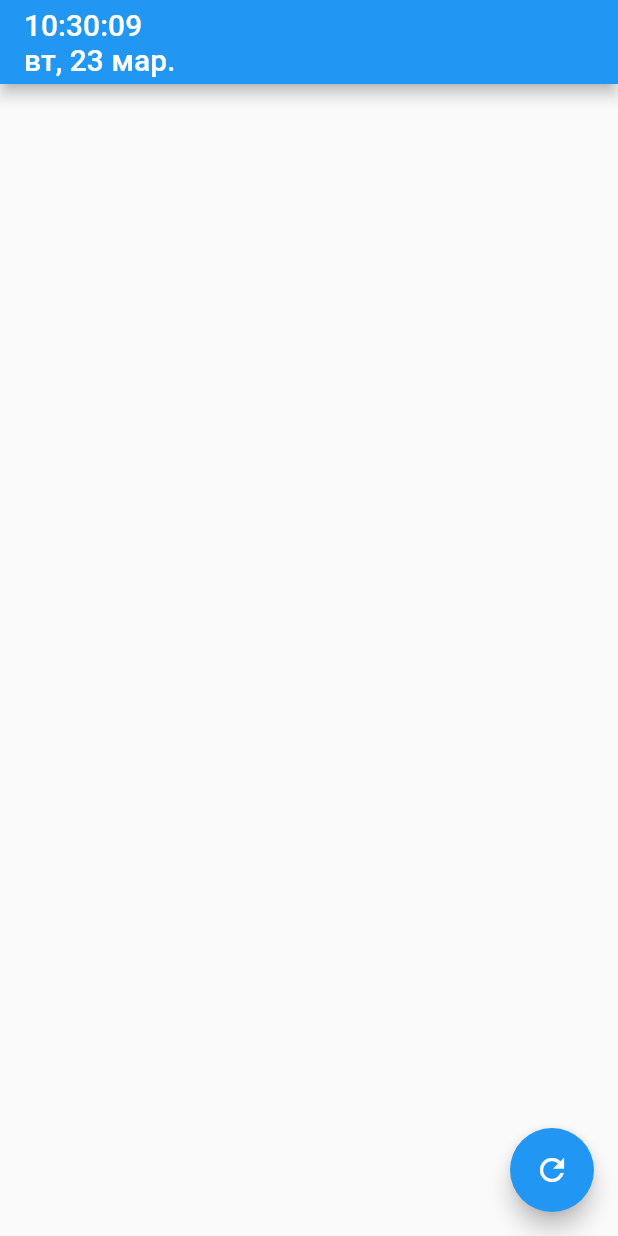
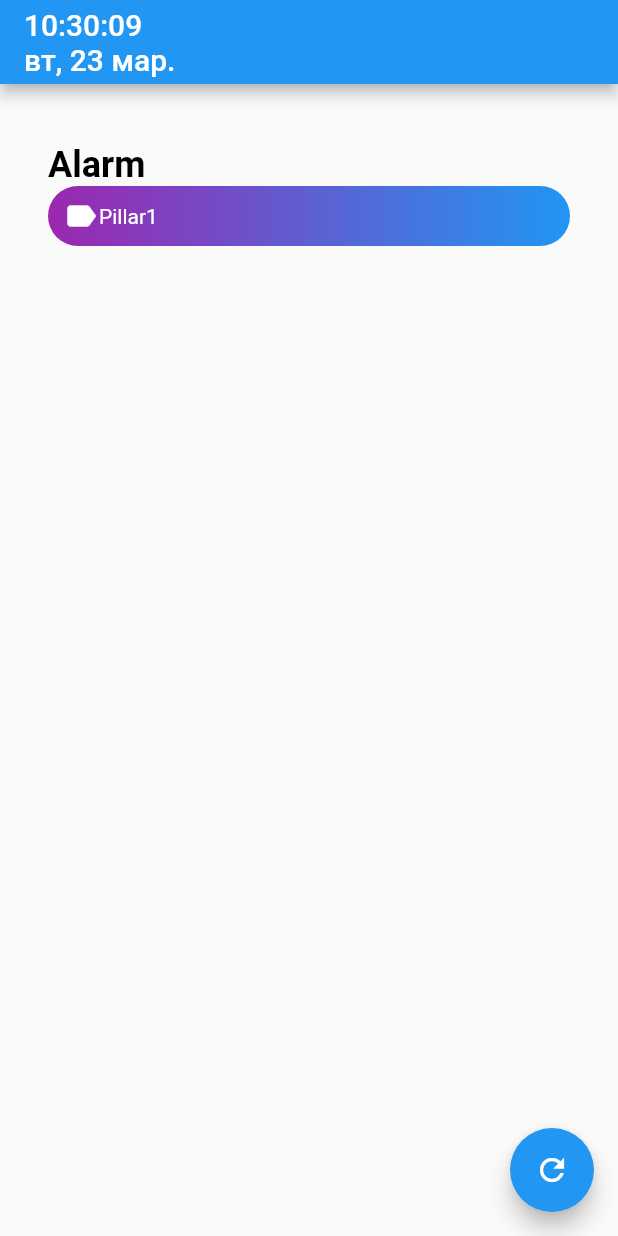
Before and after one commit to antonsek/FlutterApp, a Flutter app: the screen it shows after launch, after a tap on the "refresh" icon, on a phone screen of 412 x 824 dp. Run offline on Flutter 3.47's test engine with Material 2 defaults, Android fonts, the phone set to English and light mode, and no system bars; our stand-ins replace flutter_local_notifications; Roboto replaces fonts that are missing (avenir).

Commit message:
Refactoring and add ListView

```diff
--- /dev/null
+++ b/lib/data.dart
@@ -0,0 +1,5 @@
+import 'model/NotificationClass.dart';
+
+List<NotificationClass> notifications = [
+  NotificationClass(DateTime.now().add(Duration(minutes: 1)))
+];
--- a/lib/main.dart
+++ b/lib/main.dart
@@ -1,7 +1,5 @@
 import 'package:flutter/material.dart';
-import 'package:intl/intl.dart';
-import 'package:intl/date_symbol_data_local.dart';
-import 'dart:async';
+import 'views/HomePageView.dart';
 import 'package:flutter_local_notifications/flutter_local_notifications.dart';
 
 final FlutterLocalNotificationsPlugin flutterLocalNotificationsPlugin = FlutterLocalNotificationsPlugin();
@@ -41,96 +39,3 @@ class MyApp extends StatelessWidget {
     );
   }
 }
-
-class MyHomePage extends StatefulWidget {
-  MyHomePage({Key key, this.title}) : super(key: key);
-
-  final String title;
-
-  @override
-  _MyHomePageState createState() => new _MyHomePageState();
-}
-
-class _MyHomePageState extends State<MyHomePage> {
-  @override
-  Widget build(BuildContext context) {
-    return new Scaffold(
-      appBar: new AppBar(
-        title: ClockView(),
-      ),
-      //body:
-      floatingActionButton: new FloatingActionButton(
-        onPressed: ()=>{ scheduleAlarm()},
-        tooltip: 'Refresh',
-        child: new Icon(Icons.refresh),
-      ),
-    );
-  }
-}
-
-class ClockView extends StatefulWidget {
-  @override
-  _ClockViewState createState() => _ClockViewState();
-}
-
-class _ClockViewState extends State<ClockView> {
-  DateFormat dateFormat;
-  DateFormat timeFormat;
-
-  @override
-  void initState() {
-    super.initState();
-    initializeDateFormatting();
-    dateFormat = new DateFormat.MMMEd('ru');
-    timeFormat = new DateFormat.Hms('ru');
-    Timer.periodic(Duration(seconds: 1), (timer) {
-      setState(() {});
-    });
-  }
-
-
-
-  @override
-  Widget build(BuildContext context) {
-    var dateTime = new DateTime.now();
-    return Container(
-      child: Column(
-        crossAxisAlignment: CrossAxisAlignment.start,
-        children: <Widget>[
-            new Text(timeFormat.format(dateTime)),
-            new Text(dateFormat.format(dateTime)),
-          ],
-      )
-    );
-  }
-}
-
-void scheduleAlarm() async {
-  //var dateTime = DateTime.now().add(Duration(seconds: 5));
-
-/*await flutterLocalNotificationsPlugin.schedule(1, 'scheduled title', 'scheduled body',
-        dateTime, const NotificationDetails(
-        android: AndroidNotificationDetails( 'alarm_notif',
-          'alarm_notif',
-          'Channel for Alarm notification',
-          importance: Importance.high),
-        iOS: IOSNotificationDetails(
-            //sound: 'a_long_cold_sting.wav',
-            presentAlert: true,
-            presentBadge: true,
-            presentSound: true)));*/
-
-await flutterLocalNotificationsPlugin.show(
-    0, 'plain title', 'plain body', const NotificationDetails(
-        android: AndroidNotificationDetails( 'alarm_notif',
-          'alarm_notif',
-          'Channel for Alarm notification', playSound: true, importance: Importance.max,priority: Priority.max),
-        iOS: IOSNotificationDetails(
-            //sound: 'a_long_cold_sting.wav',
-            presentAlert: true,
-            presentBadge: true,
-            presentSound: true)),
-    payload: 'item x');
-
-    //flutterLocalNotificationsPlugin.cancelAll();
-}
--- /dev/null
+++ b/lib/model/NotificationClass.dart
@@ -0,0 +1,12 @@
+class NotificationClass {
+  String id;
+  String name;
+  String body;
+  String title;
+  DateTime sheduleTime;
+  bool isActive;
+
+  NotificationClass(this.sheduleTime, {this.name}){
+    //consrt
+  }
+}
--- /dev/null
+++ b/lib/views/ClockView.dart
@@ -0,0 +1,39 @@
+import 'package:flutter/material.dart';
+import 'package:intl/intl.dart';
+import 'package:intl/date_symbol_data_local.dart';
+import 'dart:async';
+
+class ClockView extends StatefulWidget {
+  @override
+  _ClockViewState createState() => _ClockViewState();
+}
+
+class _ClockViewState extends State<ClockView> {
+  DateFormat dateFormat;
+  DateFormat timeFormat;
+
+  @override
+  void initState() {
+    super.initState();
+    initializeDateFormatting();
+    dateFormat = new DateFormat.MMMEd('ru');
+    timeFormat = new DateFormat.Hms('ru');
+    Timer.periodic(Duration(seconds: 1), (timer) {
+      setState(() {});
+    });
+  }
+
+  @override
+  Widget build(BuildContext context) {
+    var dateTime = new DateTime.now();
+    return Container(
+      child: Column(
+        crossAxisAlignment: CrossAxisAlignment.start,
+        children: <Widget>[
+            new Text(timeFormat.format(dateTime)),
+            new Text(dateFormat.format(dateTime)),
+          ],
+      )
+    );
+  }
+}
--- /dev/null
+++ b/lib/views/HomePageView.dart
@@ -0,0 +1,61 @@
+import 'package:flutter/material.dart';
+import 'ClockView.dart';
+import 'package:flutter_local_notifications/flutter_local_notifications.dart';
+import 'package:test_app/main.dart';
+import 'package:test_app/views/PillarAlarmView.dart';
+
+class MyHomePage extends StatefulWidget {
+  MyHomePage({Key key, this.title}) : super(key: key);
+
+  final String title;
+
+  @override
+  _MyHomePageState createState() => new _MyHomePageState();
+}
+
+class _MyHomePageState extends State<MyHomePage> {
+  @override
+  Widget build(BuildContext context) {
+    return new Scaffold(
+      appBar: new AppBar(
+        title: ClockView(),
+      ),
+      body: PillarAlarm(),
+      floatingActionButton: new FloatingActionButton(
+        onPressed: ()=>{ scheduleAlarm()},
+        tooltip: 'Refresh',
+        child: new Icon(Icons.refresh),
+      ),
+    );
+  }
+}
+
+void scheduleAlarm() async {
+  //var dateTime = DateTime.now().add(Duration(seconds: 5));
+
+/*await flutterLocalNotificationsPlugin.schedule(1, 'scheduled title', 'scheduled body',
+        dateTime, const NotificationDetails(
+        android: AndroidNotificationDetails( 'alarm_notif',
+          'alarm_notif',
+          'Channel for Alarm notification',
+          importance: Importance.high),
+        iOS: IOSNotificationDetails(
+            //sound: 'a_long_cold_sting.wav',
+            presentAlert: true,
+            presentBadge: true,
+            presentSound: true)));*/
+
+await flutterLocalNotificationsPlugin.show(
+    0, 'plain title', 'plain body', const NotificationDetails(
+        android: AndroidNotificationDetails( 'alarm_notif',
+          'alarm_notif',
+          'Channel for Alarm notification', playSound: true, importance: Importance.max,priority: Priority.max),
+        iOS: IOSNotificationDetails(
+            //sound: 'a_long_cold_sting.wav',
+            presentAlert: true,
+            presentBadge: true,
+            presentSound: true)),
+    payload: 'item x');
+
+    //flutterLocalNotificationsPlugin.cancelAll();
+}
--- /dev/null
+++ b/lib/views/PillarAlarmView.dart
@@ -0,0 +1,71 @@
+import 'package:flutter/material.dart';
+import 'package:test_app/data.dart';
+
+class PillarAlarm extends StatefulWidget {
+  @override
+  _PillarAlarmState createState() => _PillarAlarmState();
+}
+
+class _PillarAlarmState extends State<PillarAlarm> {
+  @override
+  Widget build(BuildContext context) {
+    return Container(
+      padding: EdgeInsets.symmetric(horizontal: 32, vertical: 40),
+      child: Column(
+        crossAxisAlignment: CrossAxisAlignment.start,
+        children: <Widget> [
+          Text(
+            'Alarm',
+            style: TextStyle(
+                fontFamily: 'avenir',
+                fontWeight: FontWeight.w700,
+                color: Colors.black,
+                fontSize: 24),
+          ),
+          Expanded(
+            child: ListView(
+              children: notifications.map((alarm) {
+                return Container(
+                  padding: EdgeInsets.symmetric(horizontal: 10, vertical: 8),
+                  //height: 100,
+                  decoration: BoxDecoration(
+                    gradient: LinearGradient(
+                      colors: [Colors.purple, Colors.blue],
+                      begin: Alignment.centerLeft,
+                      end: Alignment.centerRight,
+                    ),
+                    borderRadius: BorderRadius.all(Radius.circular(24)),
+                  ),
+                  child: Column(
+                    children: <Widget>[
+                      Row(
+                        mainAxisAlignment: MainAxisAlignment.spaceBetween,
+                        children: <Widget>[
+                        Row(
+                          children: <Widget>[
+                            Icon(
+                              Icons.label,
+                              color:  Colors.white,
+                              size: 24,
+                            ),
+                            Text(
+                              'Pillar1',
+                              style: TextStyle(
+                                color: Colors.white, fontFamily: 'avenir'
+                              ),
+                            )
+                          ]
+                        )
+                        ],
+                      ),
+                    ],
+                  ),
+                );
+              }).toList(),
+            )
+          )
+        ]
+      ),
+    );
+  }
+}
```
